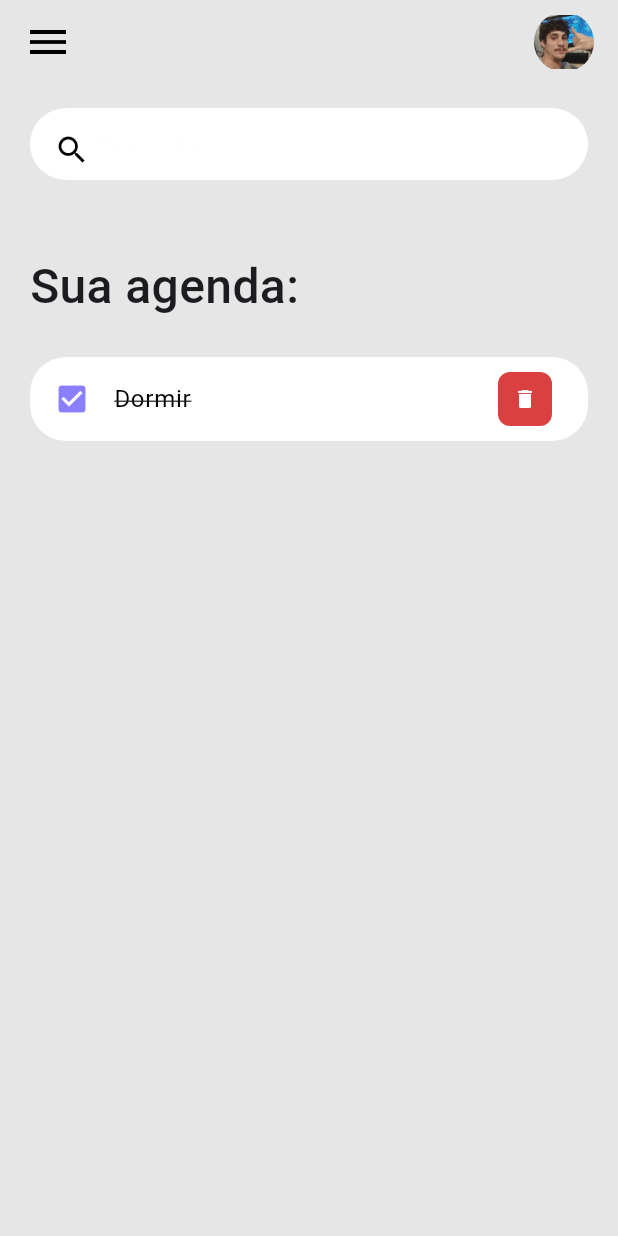
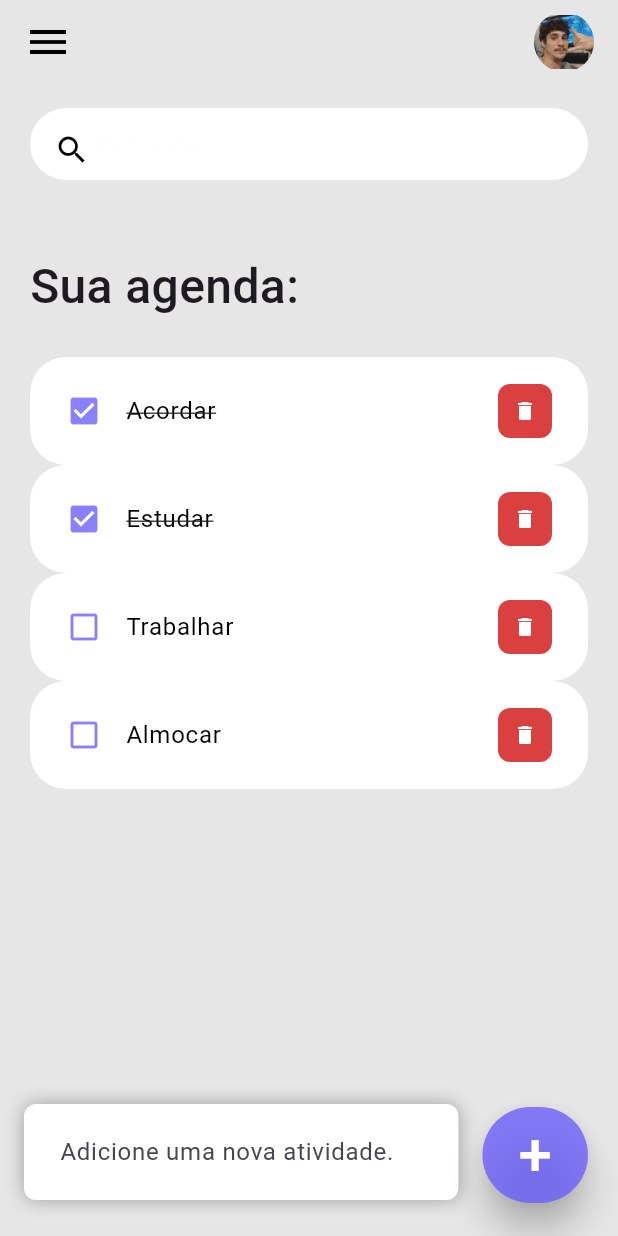
Before and after one commit to andrevictorbf/TodoListWithFlutter, a Flutter app: the screen it shows after launch, on a phone screen of 412 x 824 dp. Run offline on Flutter 3.47's test engine with Material 3 defaults, Android fonts, the phone set to English and light mode, and no system bars.

Commit message:
setup do ui

```diff
--- a/lib/main.dart
+++ b/lib/main.dart
@@ -11,7 +11,7 @@
   Widget build(BuildContext context) {
     SystemChrome.setSystemUIOverlayStyle(
         const SystemUiOverlayStyle(statusBarColor: Colors.transparent));
-    return const MaterialApp(
+    return MaterialApp(
       debugShowCheckedModeBanner: false,
       title: 'ToDoAppWithFlutter',
       home: Home(),
--- /dev/null
+++ b/lib/model/toDo.dart
@@ -0,0 +1,20 @@
+class ToDo {
+  String? id;
+  String? toDoText;
+  bool done;
+
+  ToDo({
+    required this.id,
+    required this.toDoText,
+    this.done = false,
+  });
+
+  static List<ToDo> toDoList() {
+    return [
+      ToDo(id: '1', toDoText: 'Acordar', done: true),
+      ToDo(id: '2', toDoText: 'Estudar', done: true),
+      ToDo(id: '3', toDoText: 'Trabalhar'),
+      ToDo(id: '4', toDoText: 'Almocar')
+    ];
+  }
+}
--- a/lib/screens/Home.dart
+++ b/lib/screens/Home.dart
@@ -1,16 +1,20 @@
 import 'package:flutter/material.dart';
 import 'package:todolistproject/constants/colors.dart';
+import 'package:todolistproject/model/toDo.dart';
 import 'package:todolistproject/widgets/TodoITem.dart';
 
 class Home extends StatelessWidget {
-  const Home({super.key});
+  Home({super.key});
 
+  final todosList = ToDo.toDoList();
   @override
   Widget build(BuildContext context) {
     return Scaffold(
       backgroundColor: tdBGroundColor,
       appBar: _buildAppBar(),
-      body: Container(
+      body: Stack(
+        children: [
+          Container(
             padding: const EdgeInsets.symmetric(horizontal: 20, vertical: 16),
             child: Column(
               children: [
@@ -22,14 +26,61 @@ class Home extends StatelessWidget {
                       margin: const EdgeInsets.only(top: 48, bottom: 24),
                       child: const Text(
                         'Sua agenda: ',
-                    style: TextStyle(fontSize: 32, fontWeight: FontWeight.w500),
+                        style: TextStyle(
+                            fontSize: 32, fontWeight: FontWeight.w500),
                       ),
                     ),
-                const TodoItem(),
+                    for (ToDo todo in todosList)
+                      TodoItem(
+                        todo: todo,
+                      ),
                   ],
                 ))
               ],
             ),
+          ),
+          Align(
+            alignment: Alignment.bottomCenter,
+            child: Row(
+              children: [
+                Expanded(
+                    child: Container(
+                  margin: EdgeInsets.only(bottom: 24, right: 16, left: 16),
+                  padding: EdgeInsets.symmetric(horizontal: 24, vertical: 8),
+                  decoration: BoxDecoration(
+                    color: Colors.white,
+                    boxShadow: [
+                      BoxShadow(
+                        color: Colors.grey,
+                        offset: Offset(0, 0),
+                        blurRadius: 10.0,
+                        spreadRadius: 0,
+                      )
+                    ],
+                    borderRadius: BorderRadius.circular(8),
+                  ),
+                  child: const TextField(
+                    decoration: InputDecoration(
+                        hintText: 'Adicione uma nova atividade.',
+                        border: InputBorder.none),
+                  ),
+                )),
+                Container(
+                  margin: EdgeInsets.only(bottom: 20, right: 20),
+                  child: ElevatedButton(
+                    onPressed: () {},
+                    style: ElevatedButton.styleFrom(
+                        backgroundColor: tdBlue,
+                        minimumSize: Size(64, 64),
+                        elevation: 10),
+                    child: Text('+',
+                        style: TextStyle(fontSize: 40, color: Colors.white)),
+                  ),
+                )
+              ],
+            ),
+          )
+        ],
       ),
     );
   }
--- a/lib/widgets/TodoITem.dart
+++ b/lib/widgets/TodoITem.dart
@@ -1,29 +1,34 @@
 import 'package:flutter/material.dart';
+import 'package:todolistproject/model/toDo.dart';
 
 import '../constants/colors.dart';
 
 class TodoItem extends StatelessWidget {
-  const TodoItem({super.key});
+  final ToDo todo;
+  const TodoItem({super.key, required this.todo});
 
   @override
   Widget build(BuildContext context) {
     return Container(
       child: ListTile(
-        onTap: () {},
+        onTap: () {
+          print("User click");
+        },
         shape: RoundedRectangleBorder(
           borderRadius: BorderRadius.circular(24),
         ),
+        contentPadding: const EdgeInsets.symmetric(horizontal: 24, vertical: 8),
         tileColor: Colors.white,
-        leading: const Icon(
-          Icons.check_box,
+        leading:  Icon(
+          todo.done ? Icons.check_box : Icons.check_box_outline_blank,
           color: tdBlue,
         ),
-        title: const Text(
-          'Dormir',
+        title: Text(
+          todo.toDoText!,
           style: TextStyle(
               fontSize: 16,
               color: tdBlack,
-              decoration: TextDecoration.lineThrough),
+              decoration:todo.done? TextDecoration.lineThrough : null),
         ),
         trailing: Container(
           padding: const EdgeInsets.all(0),
@@ -34,7 +39,9 @@ class TodoItem extends StatelessWidget {
           child: IconButton(
               color: Colors.white,
               iconSize: 16,
-              onPressed: () {},
+              onPressed: () {
+                print("user clicked on delete icon");
+              },
               icon: const Icon(Icons.delete)),
         ),
       ),
```
Lines whose indentation alone changed are shown as unchanged.
